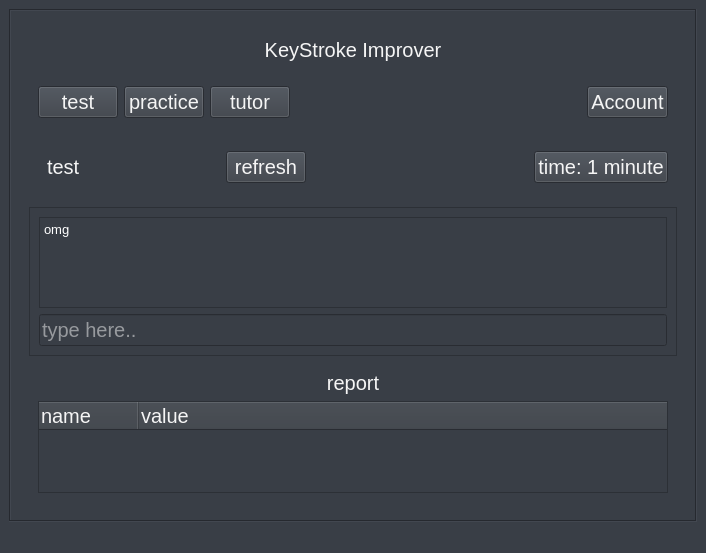
Qt form home.ui (Prakash5209/typing_tutor) before a commit.
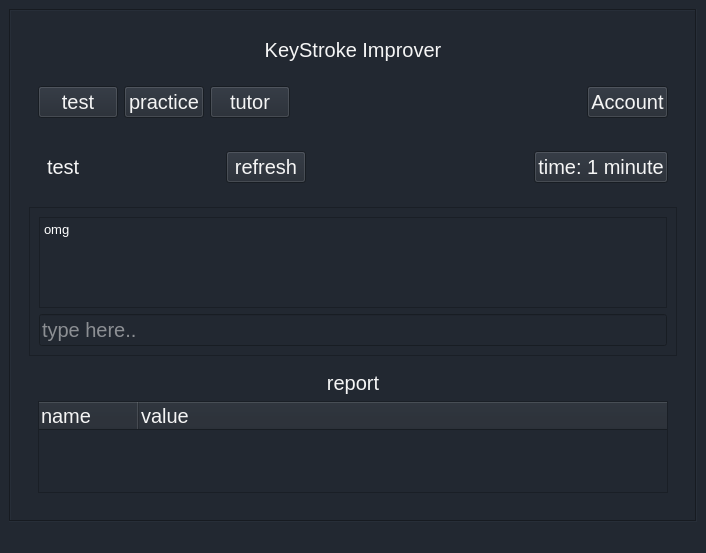
The same form after that commit.

Commit message: home color

```diff
--- a/home.ui
+++ b/home.ui
@@ -26,7 +26,7 @@
    <string>MainWindow</string>
   </property>
   <property name="styleSheet">
-   <string notr="true">background-color:#393E46;</string>
+   <string notr="true">background-color:#222831;</string>
   </property>
   <widget class="QWidget" name="centralwidget">
    <layout class="QGridLayout" name="gridLayout">
```
